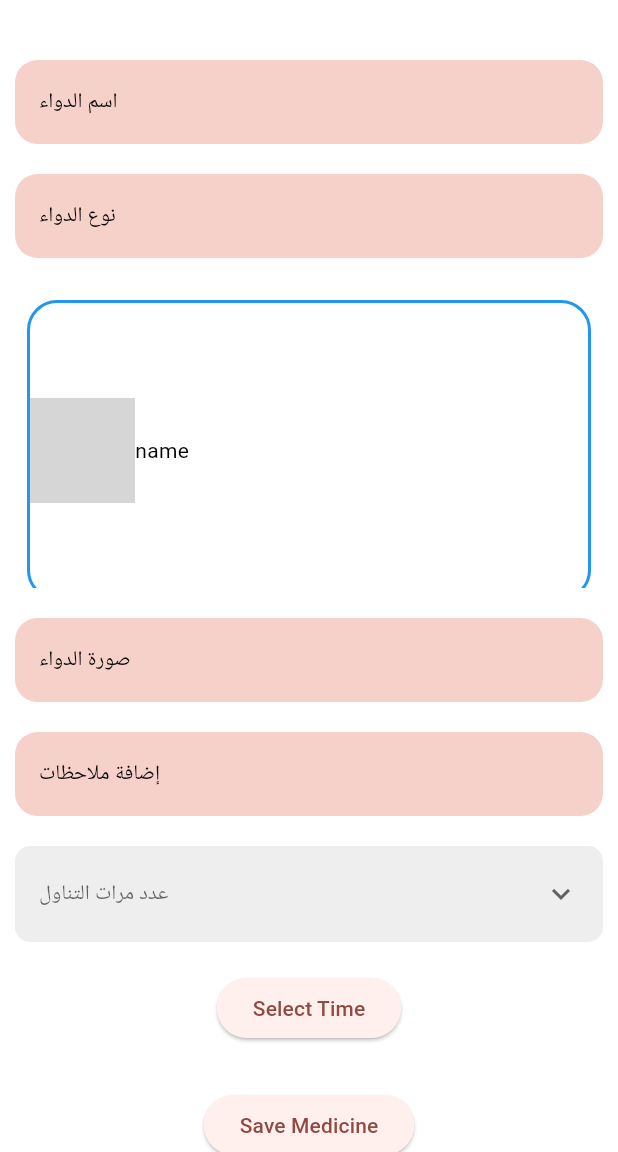
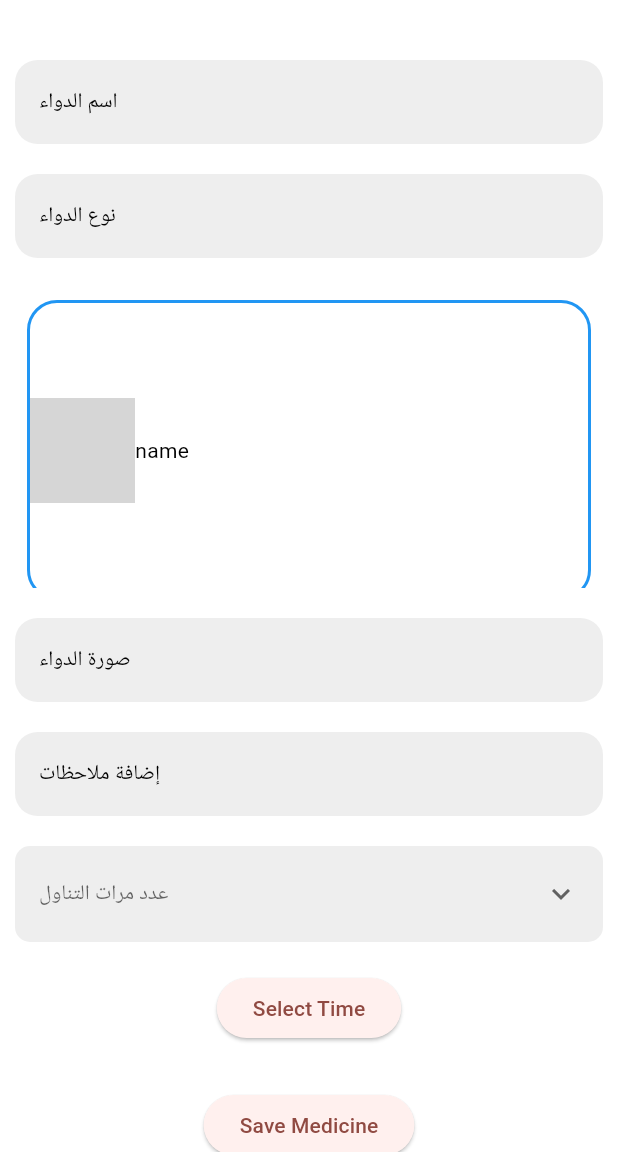
Before and after one commit to Rehab-Sobhy/Therapy_Splasher, a Flutter app: the AddMedicine screen opened directly, on a phone screen of 412 x 824 dp, the part 84-1236 px from its top. Run offline on Flutter 3.47's test engine with Material 3 defaults, Android fonts, the phone set to English and light mode, and no system bars; our stand-ins replace awesome_notifications, flutter_local_notifications, shared_preferences, smooth_page_indicator, timezone; accounts and stored records are empty; network calls fail; grey boxes are pictures that could not be loaded.

Commit message:
change textfield color

```diff
--- a/lib/custom_text_field.dart
+++ b/lib/custom_text_field.dart
@@ -52,7 +52,7 @@ class TextFormFieldCustom extends StatelessWidget {
           hintText: labelText,
           floatingLabelAlignment: FloatingLabelAlignment.start,
 
-          filled: true, fillColor: const Color.fromARGB(255, 245, 209, 202),
+          filled: true, fillColor: Colors.grey[200],
           labelStyle: Theme.of(context).textTheme.bodyMedium!.copyWith(
               color: Colors.black, overflow: TextOverflow.clip, fontSize: 12),
           border: OutlineInputBorder(
```
